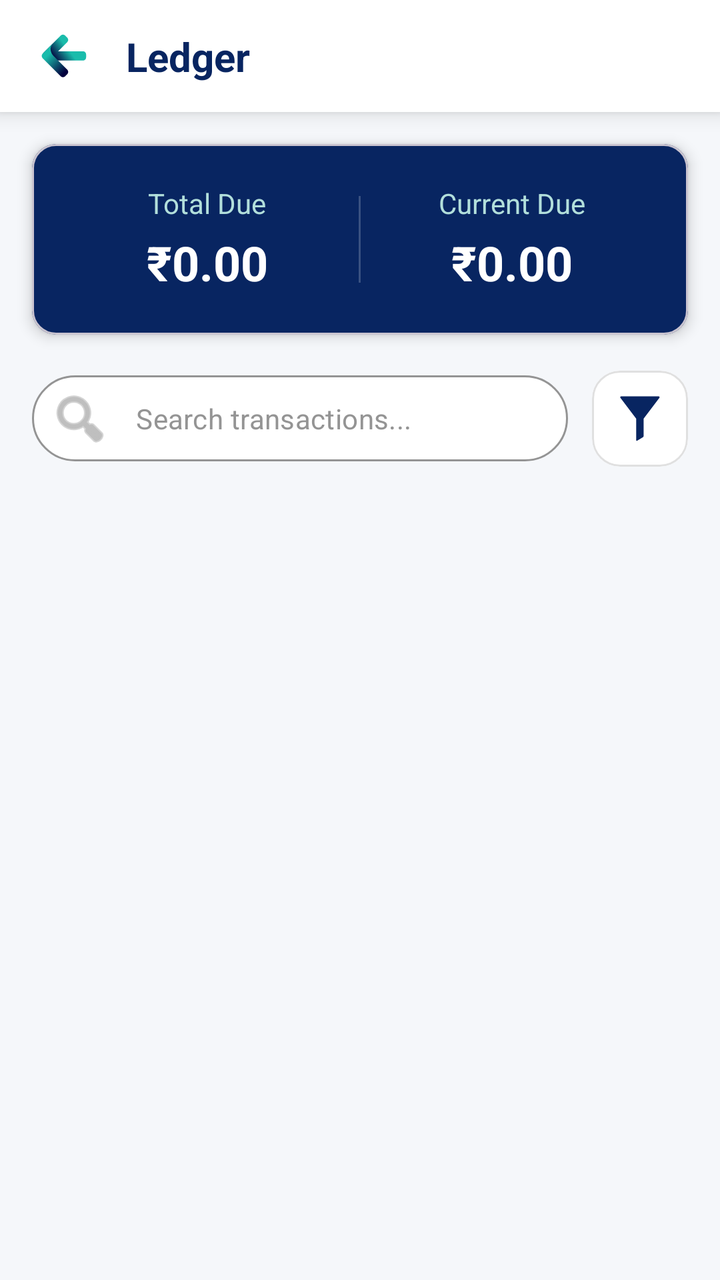
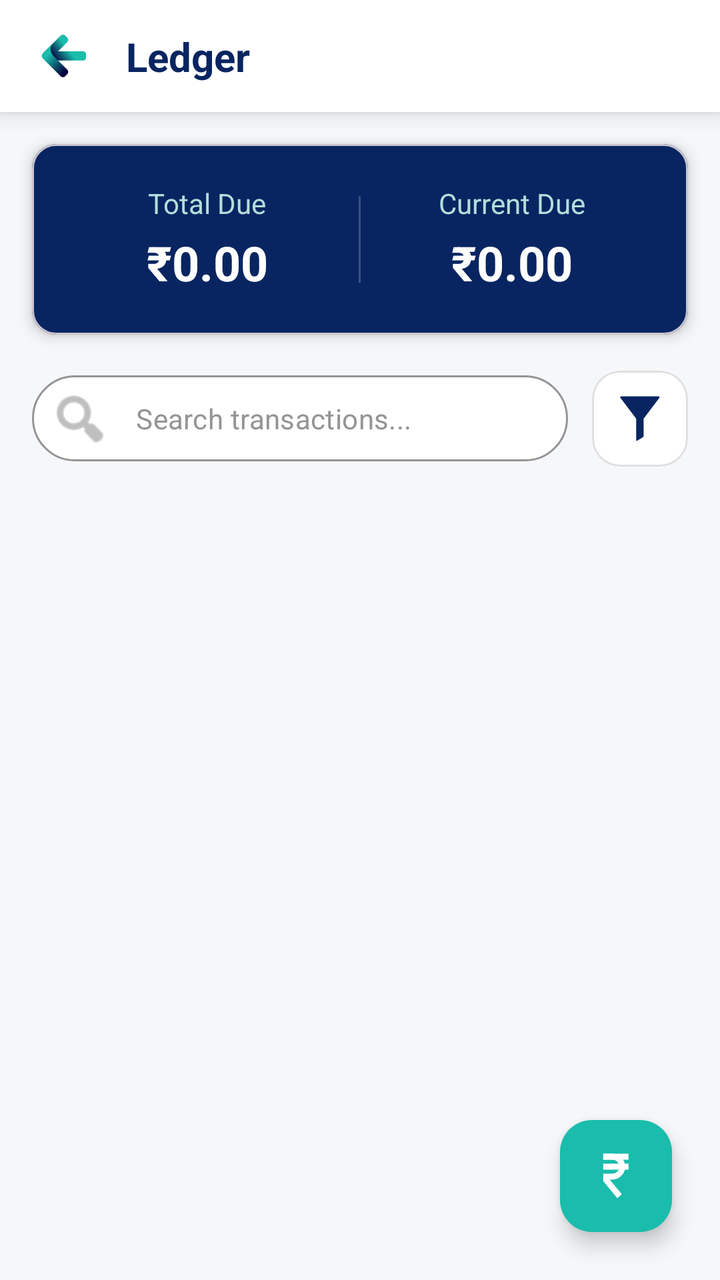

Before-and-after screenshots of an Android layout around one commit, followed by the original layout XML and the change that was made.
<!-- AndroidManifest.xml: application theme Theme.FinTrack -->
<!-- res/layout/activity_finmate_ledger.xml -->
<?xml version="1.0" encoding="utf-8"?>
<androidx.constraintlayout.widget.ConstraintLayout
    xmlns:android="http://schemas.android.com/apk/res/android"
    xmlns:app="http://schemas.android.com/apk/res-auto"
    xmlns:tools="http://schemas.android.com/tools"
    android:id="@+id/FinMateLedgerActivity"
    android:layout_width="match_parent"
    android:layout_height="match_parent"
    android:background="#F5F7FA"
    tools:context=".FinMateLedgerActivity"
    tools:ignore="HardcodedText, ContentDescription">

    
    <androidx.constraintlayout.widget.ConstraintLayout
        android:id="@+id/topAppBarContainer"
        android:layout_width="0dp"
        android:layout_height="wrap_content"
        android:background="#FFFFFF"
        android:elevation="6dp"
        android:paddingHorizontal="16dp"
        android:paddingTop="12dp"
        android:paddingBottom="12dp"
        app:layout_constraintEnd_toEndOf="parent"
        app:layout_constraintStart_toStartOf="parent"
        app:layout_constraintTop_toTopOf="parent">

        <ImageView
            android:id="@+id/ivBack"
            android:layout_width="32dp"
            android:layout_height="32dp"
            android:background="?attr/selectableItemBackgroundBorderless"
            android:padding="4dp"
            android:src="@drawable/back"
            app:layout_constraintBottom_toBottomOf="parent"
            app:layout_constraintStart_toStartOf="parent"
            app:layout_constraintTop_toTopOf="parent" />

        <TextView
            android:id="@+id/tvLedgerTitle"
            android:layout_width="wrap_content"
            android:layout_height="wrap_content"
            android:layout_marginStart="15dp"
            android:text="Ledger"
            android:textColor="#082561"
            android:textSize="20sp"
            android:textStyle="bold"
            app:layout_constraintBottom_toBottomOf="parent"
            app:layout_constraintStart_toEndOf="@id/ivBack"
            app:layout_constraintTop_toTopOf="parent" />
    </androidx.constraintlayout.widget.ConstraintLayout>

    
    <com.google.android.material.card.MaterialCardView
        android:id="@+id/cardLedgerSummary"
        android:layout_width="0dp"
        android:layout_height="wrap_content"
        android:layout_margin="16dp"
        app:cardBackgroundColor="#082561"
        app:cardCornerRadius="12dp"
        app:cardElevation="4dp"
        app:layout_constraintEnd_toEndOf="parent"
        app:layout_constraintStart_toStartOf="parent"
        app:layout_constraintTop_toBottomOf="@+id/topAppBarContainer">

        <LinearLayout
            android:layout_width="match_parent"
            android:layout_height="wrap_content"
            android:orientation="horizontal"
            android:baselineAligned="false"
            android:paddingVertical="20dp"
            android:paddingHorizontal="12dp"
            android:weightSum="2">

            
            <LinearLayout
                android:layout_width="0dp"
                android:layout_height="wrap_content"
                android:layout_weight="1"
                android:orientation="vertical"
                android:gravity="center">

                <TextView
                    android:layout_width="wrap_content"
                    android:layout_height="wrap_content"
                    android:text="Total Due"
                    android:textColor="#B2DFDB"
                    android:textSize="14sp" />

                <TextView
                    android:id="@+id/tvTotalPending"
                    android:layout_width="wrap_content"
                    android:layout_height="wrap_content"
                    android:layout_marginTop="4dp"
                    android:text="₹0.00"
                    android:textColor="#FFFFFF"
                    android:textSize="24sp"
                    android:textStyle="bold" />
            </LinearLayout>

            
            <View
                android:layout_width="1dp"
                android:layout_height="match_parent"
                android:layout_marginVertical="6dp"
                android:background="#33FFFFFF" />

            
            <LinearLayout
                android:layout_width="0dp"
                android:layout_height="wrap_content"
                android:layout_weight="1"
                android:orientation="vertical"
                android:gravity="center">

                <TextView
                    android:layout_width="wrap_content"
                    android:layout_height="wrap_content"
                    android:text="Current Due"
                    android:textColor="#B2DFDB"
                    android:textSize="14sp" />

                <TextView
                    android:id="@+id/tvCurrentDue"
                    android:layout_width="wrap_content"
                    android:layout_height="wrap_content"
                    android:layout_marginTop="4dp"
                    android:text="₹0.00"
                    android:textColor="#FFFFFF"
                    android:textSize="24sp"
                    android:textStyle="bold" />
                <TextView
                    android:id="@+id/tvAdvanceBadge"
                    android:layout_width="wrap_content"
                    android:layout_height="wrap_content"
                    android:layout_marginTop="2dp"
                    android:text="(Advance)"
                    android:textColor="#81C784"
                    android:textSize="11sp"
                    android:textStyle="bold"
                    android:visibility="gone" />
            </LinearLayout>

        </LinearLayout>
    </com.google.android.material.card.MaterialCardView>

    
    
    
    <LinearLayout
        android:id="@+id/layoutSearchFilter"
        android:layout_width="0dp"
        android:layout_height="wrap_content"
        android:orientation="horizontal"
        android:layout_marginTop="14dp"
        android:paddingHorizontal="16dp"
        android:paddingTop="4dp"
        android:paddingBottom="8dp"
        android:gravity="center_vertical"
        app:layout_constraintEnd_toEndOf="parent"
        app:layout_constraintStart_toStartOf="parent"
        app:layout_constraintTop_toBottomOf="@+id/cardLedgerSummary">

        
        <com.google.android.material.textfield.TextInputLayout
            style="@style/Widget.MaterialComponents.TextInputLayout.OutlinedBox"
            android:layout_width="0dp"
            android:layout_height="wrap_content"
            android:layout_weight="1"
            app:boxCornerRadiusTopStart="24dp"
            app:boxCornerRadiusTopEnd="24dp"
            app:boxCornerRadiusBottomStart="24dp"
            app:boxCornerRadiusBottomEnd="24dp"
            app:boxStrokeColor="#1abcab"
            app:boxBackgroundColor="#FFFFFF"
            app:hintEnabled="false"
            app:startIconDrawable="@android:drawable/ic_menu_search"
            app:startIconTint="#949494">

            <com.google.android.material.textfield.TextInputEditText
                android:id="@+id/etSearchLedger"
                android:layout_width="match_parent"
                android:layout_height="wrap_content"
                android:paddingVertical="12dp"
                android:hint="Search transactions..."
                android:textSize="14sp"
                android:textColor="#082561"
                android:textColorHint="#949494"
                android:inputType="text"
                android:maxLines="1" />
        </com.google.android.material.textfield.TextInputLayout>

        
        <com.google.android.material.card.MaterialCardView
            android:id="@+id/btnFilterLedger"
            android:layout_width="48dp"
            android:layout_height="48dp"
            android:layout_marginStart="12dp"
            android:clickable="true"
            android:focusable="true"
            android:foreground="?attr/selectableItemBackground"
            app:cardBackgroundColor="#FFFFFF"
            app:cardCornerRadius="14dp"
            app:cardElevation="0dp"
            app:strokeColor="#E0E0E0"
            app:strokeWidth="1dp">

            <ImageView
                android:layout_width="24dp"
                android:layout_height="24dp"
                android:layout_gravity="center"
                android:src="@drawable/filter"
                app:tint="#082561"/>
        </com.google.android.material.card.MaterialCardView>

    </LinearLayout>

    
    <LinearLayout
        android:id="@+id/layoutEmptyLedger"
        android:layout_width="0dp"
        android:layout_height="0dp"
        android:orientation="vertical"
        android:gravity="center"
        android:visibility="gone"
        app:layout_constraintEnd_toEndOf="parent"
        app:layout_constraintStart_toStartOf="parent"
        app:layout_constraintTop_toBottomOf="@+id/layoutSearchFilter"
        app:layout_constraintBottom_toBottomOf="parent">

        <TextView
            android:layout_width="wrap_content"
            android:layout_height="wrap_content"
            android:text="No transactions found."
            android:textColor="#949494"
            android:textSize="16sp" />
    </LinearLayout>

    
    <androidx.recyclerview.widget.RecyclerView
        android:id="@+id/recyclerViewLedger"
        android:layout_width="0dp"
        android:layout_height="0dp"
        android:paddingHorizontal="14dp"
        android:paddingTop="8dp"
        android:paddingBottom="20dp"
        android:clipToPadding="false"
        app:layout_constraintEnd_toEndOf="parent"
        app:layout_constraintStart_toStartOf="parent"
        app:layout_constraintTop_toBottomOf="@+id/layoutSearchFilter"
        app:layout_constraintBottom_toBottomOf="parent" />

</androidx.constraintlayout.widget.ConstraintLayout>
<!-- resources referenced by this layout -->
<resources>
  <!-- drawable filter (drawable) -->
  <vector xmlns:android="http://schemas.android.com/apk/res/android"
      android:width="24dp"
      android:height="24dp"
      android:viewportWidth="256"
      android:viewportHeight="256">
    <path
        android:pathData="M147.34,220.79L147.34,128.02L231.48,17.05C233.93,13.81 231.63,9.16 227.56,9.16L27.47,9.16C23.4,9.16 21.09,13.81 23.55,17.05l84.14,110.96l0,114.25c0,2.8 3.06,4.52 5.45,3.07l30.92,-18.74C146.1,225.36 147.34,223.16 147.34,220.79z"
        android:strokeLineJoin="miter"
        android:strokeWidth="2.63"
        android:fillColor="#082561"
        android:fillType="nonZero"
        android:strokeColor="#00000000"
        android:strokeLineCap="butt"/>
  </vector>
  <style name="Theme.FinTrack" parent="Base.Theme.FinTrack" />
  <style name="Base.Theme.FinTrack" parent="Theme.Material3.Light.NoActionBar">
          
          <item name="colorPrimary">#082561</item>
          <item name="colorSecondary">#1ABCAB</item>
  
          
          <item name="android:windowLightStatusBar">true</item>
          <item name="android:statusBarColor">#FFFFFF</item>
      </style>
  <!-- unchanged entries left out for length: 1 -->
</resources>

<!-- the commit's change to res/layout/activity_finmate_ledger.xml (unified diff, before → after) -->
@@ -236,17 +236,32 @@
     </LinearLayout>
 
     
+    
     <androidx.recyclerview.widget.RecyclerView
         android:id="@+id/recyclerViewLedger"
         android:layout_width="0dp"
         android:layout_height="0dp"
         android:paddingHorizontal="14dp"
         android:paddingTop="8dp"
-        android:paddingBottom="20dp"
+        android:paddingBottom="88dp"
         android:clipToPadding="false"
         app:layout_constraintEnd_toEndOf="parent"
         app:layout_constraintStart_toStartOf="parent"
         app:layout_constraintTop_toBottomOf="@+id/layoutSearchFilter"
         app:layout_constraintBottom_toBottomOf="parent" />
 
+    
+    <com.google.android.material.floatingactionbutton.FloatingActionButton
+        android:id="@+id/btnAddTransactionHeader"
+        android:layout_width="wrap_content"
+        android:layout_height="wrap_content"
+        android:layout_margin="24dp"
+        android:clickable="true"
+        android:focusable="true"
+        android:src="@drawable/rupee"
+        app:backgroundTint="#1abcab"
+        app:tint="#FFFFFF"
+        app:layout_constraintBottom_toBottomOf="parent"
+        app:layout_constraintEnd_toEndOf="parent" />
+
 </androidx.constraintlayout.widget.ConstraintLayout>
<!-- resource entries referenced after the edit -->
@@ -8,6 +8,37 @@
       android:viewportHeight="256">
     <path
         android:pathData="M147.34,220.79L147.34,128.02L231.48,17.05C233.93,13.81 231.63,9.16 227.56,9.16L27.47,9.16C23.4,9.16 21.09,13.81 23.55,17.05l84.14,110.96l0,114.25c0,2.8 3.06,4.52 5.45,3.07l30.92,-18.74C146.1,225.36 147.34,223.16 147.34,220.79z"
+        android:strokeLineJoin="miter"
+        android:strokeWidth="2.63"
+        android:fillColor="#082561"
+        android:fillType="nonZero"
+        android:strokeColor="#00000000"
+        android:strokeLineCap="butt"/>
+  </vector>
+  <!-- drawable rupee (drawable) -->
+  <vector xmlns:android="http://schemas.android.com/apk/res/android"
+      android:width="24dp"
+      android:height="24dp"
+      android:viewportWidth="256"
+      android:viewportHeight="256">
+    <path
+        android:pathData="M59.92,9.16l135.16,0l0,31.56l-135.16,0z"
+        android:strokeLineJoin="miter"
+        android:strokeWidth="2.63"
+        android:fillColor="#082561"
+        android:fillType="nonZero"
+        android:strokeColor="#00000000"
+        android:strokeLineCap="butt"/>
+    <path
+        android:pathData="M59.92,62.4l135.16,0l0,31.56l-135.16,0z"
+        android:strokeLineJoin="miter"
+        android:strokeWidth="2.63"
+        android:fillColor="#082561"
+        android:fillType="nonZero"
+        android:strokeColor="#00000000"
+        android:strokeLineCap="butt"/>
+    <path
+        android:pathData="M177.06,78.18C177.06,40.12 146.1,9.16 108.05,9.16L59.93,9.16l0,31.56l48.11,0c20.65,0 37.45,16.8 37.45,37.45s-16.8,37.45 -37.45,37.45L59.93,115.63l0,40.01L135.19,245.86l23.95,-20.55L94.27,147.19l13.78,0C146.1,147.19 177.06,116.23 177.06,78.18z"
         android:strokeLineJoin="miter"
         android:strokeWidth="2.63"
         android:fillColor="#082561"
